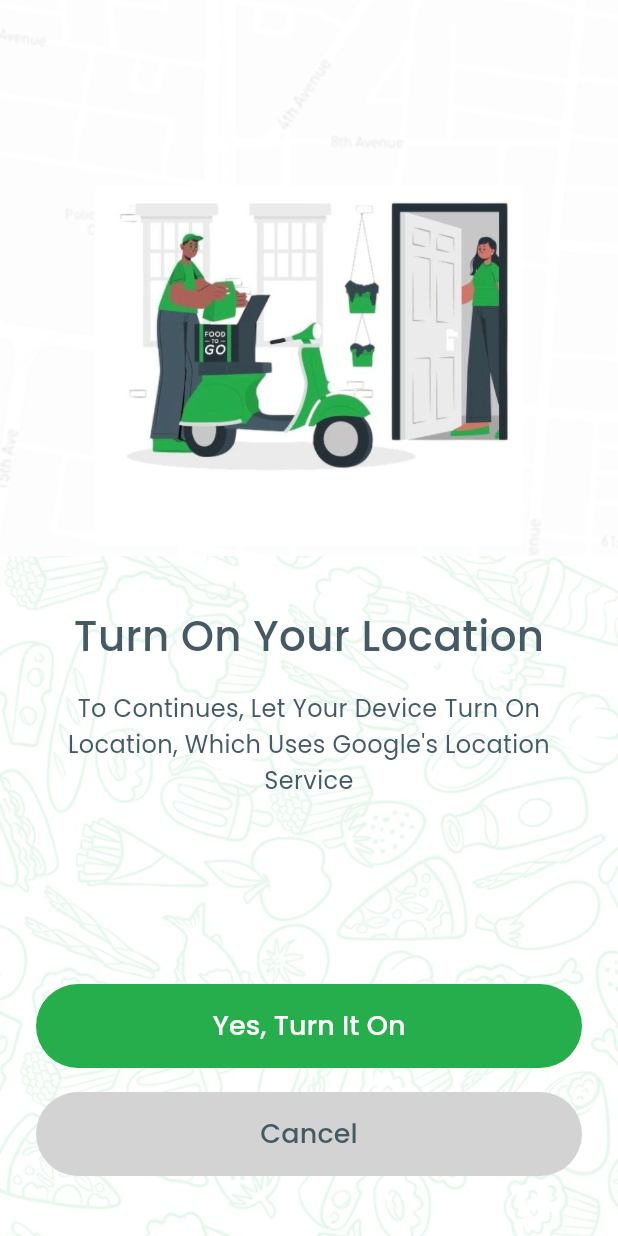
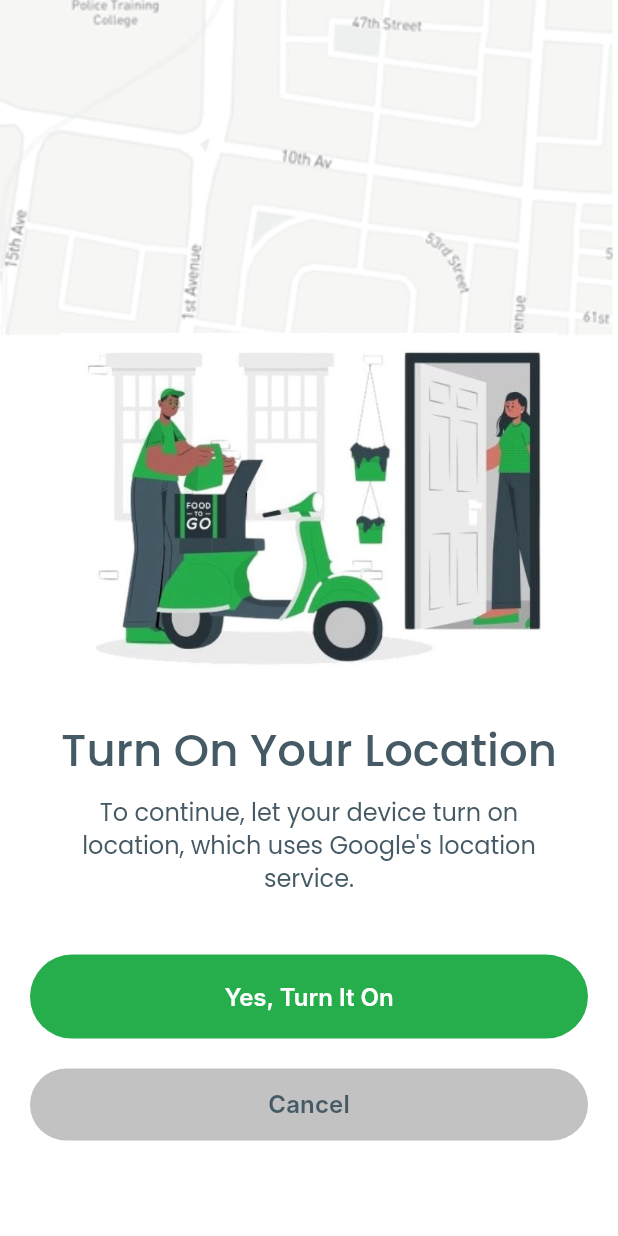
Before and after one commit to Rand-Almasri/foodtek_app, a Flutter app: the OnboardingScreen3 screen opened by its route, after a tap on "Continue", on a phone screen of 412 x 824 dp. Run offline on Flutter 3.47's test engine with Material 3 defaults, Android fonts, the phone set to English and light mode, and no system bars; Roboto replaces fonts that are missing (Inter).

Commit message:
modify the designs of onboarding screens

```diff
--- a/lib/core/constants/text_styles.dart
+++ b/lib/core/constants/text_styles.dart
@@ -3,8 +3,8 @@ import 'constant_colors.dart';
 class AppTextStyles {
   static const TextStyle onboardingHeading = TextStyle(
     fontFamily: 'Poppins',
-    fontWeight: FontWeight.w500,
-    fontSize: 32,
+    fontWeight: FontWeight.w600,
+    fontSize: 30,
     height: 1.0, // 100% line-height
     letterSpacing: 0.0,
     color: AppColors.secondary, // Directly setting the text color here
@@ -12,8 +12,8 @@ class AppTextStyles {
   static const TextStyle onboardingtext = TextStyle(
     fontFamily: 'Poppins',
     fontWeight: FontWeight.w400,
-    fontSize: 18,
-    height: 1.0, // 100% line-height
+    fontSize: 16,
+    height: 1.4, // 100% line-height
     letterSpacing: -0.01, // -1% letter-spacing
     color: AppColors.secondary, // Directly setting the text color here
   );
--- a/lib/view/screens/onboarding/on_boarding_screen1.dart
+++ b/lib/view/screens/onboarding/on_boarding_screen1.dart
@@ -20,7 +20,7 @@ class OnboardingScreen1 extends StatelessWidget {
       body: Container(
         decoration: const BoxDecoration(
           image: DecorationImage(
-            image: AssetImage('assets/images/backgroundonboardingscreen.jpg'),
+            image: AssetImage('assets/images/backgroundonboardingscreenss.JPG'),
             fit: BoxFit.cover,
           ),
         ),
@@ -31,6 +31,7 @@ class OnboardingScreen1 extends StatelessWidget {
                 child: SingleChildScrollView(
                   child: Column(
                     children: [
+                      SizedBox(height: 90,),
                       Padding(
                         padding: const EdgeInsets.symmetric(horizontal: 20, vertical: 40),
                         child: Image.asset(
@@ -47,14 +48,14 @@ class OnboardingScreen1 extends StatelessWidget {
                         ),
                       ),
                       Padding(
-                        padding: const EdgeInsets.symmetric(horizontal: 32),
+                        padding: const EdgeInsets.symmetric(horizontal: 50),
                         child: Text(
                           'Enjoy A Fast And Smooth Food Delivery At Your Doorstep',
                           textAlign: TextAlign.center,
                           style: AppTextStyles.onboardingtext,
                         ),
                       ),
-                      const SizedBox(height: 20),
+
                     ],
                   ),
                 ),
--- a/lib/view/screens/onboarding/on_boarding_screen2.dart
+++ b/lib/view/screens/onboarding/on_boarding_screen2.dart
@@ -21,7 +21,7 @@ class OnBoardingScreen2 extends StatelessWidget {
       body: Container(
         decoration: const BoxDecoration(
           image: DecorationImage(
-            image: AssetImage('assets/images/backgroundonboardingscreen.jpg'),
+            image: AssetImage('assets/images/backgroundonboardingscreenss.JPG'),
             fit: BoxFit.cover,
           ),
         ),
@@ -32,8 +32,9 @@ class OnBoardingScreen2 extends StatelessWidget {
                 child: SingleChildScrollView(
                   child: Column(
                     children: [
+                      SizedBox(height: 160,),
                       Padding(
-                        padding: const EdgeInsets.symmetric(horizontal: 20, vertical: 40),
+                        padding: const EdgeInsets.symmetric(horizontal: 20, ),
                         child: Image.asset(
                           'assets/images/onboarding_delivery.jpeg',
                           fit: BoxFit.contain,
@@ -41,18 +42,20 @@ class OnBoardingScreen2 extends StatelessWidget {
                         ),
                       ),
                       Padding(
-                        padding: const EdgeInsets.only(top: 10, bottom: 16),
+                        padding: EdgeInsets.only(top: 1),
                         child: Text(
                           'Get Delivery On Time',
                           style: AppTextStyles.onboardingHeading,
                         ),
                       ),
+
                       Padding(
-                        padding: const EdgeInsets.symmetric(horizontal: 32),
+                        padding: const EdgeInsets.symmetric(horizontal: 60),
                         child: Text(
                           'Order Your Favorite Food Within The Palm Of Your Hand And The Zone Of Your Comfort',
                           textAlign: TextAlign.center,
                           style: AppTextStyles.onboardingtext,
+
                         ),
                       ),
                       const SizedBox(height: 20),
--- a/lib/view/screens/onboarding/on_boarding_screen3.dart
+++ b/lib/view/screens/onboarding/on_boarding_screen3.dart
@@ -21,7 +21,7 @@ class OnboardingScreen3 extends StatelessWidget {
       body: Container(
         decoration: const BoxDecoration(
           image: DecorationImage(
-            image: AssetImage('assets/images/backgroundonboardingscreen.jpg'),
+            image: AssetImage('assets/images/backgroundonboardingscreens.PNG'),
             fit: BoxFit.cover,
           ),
         ),
@@ -32,8 +32,10 @@ class OnboardingScreen3 extends StatelessWidget {
                 child: SingleChildScrollView(
                   child: Column(
                     children: [
+                      SizedBox(height: 160,),
+
                       Padding(
-                        padding: const EdgeInsets.symmetric(horizontal: 20, vertical: 40),
+                        padding: const EdgeInsets.symmetric(horizontal: 20, ),
                         child: Image.asset(
                           'assets/images/onboarding_delivery.jpeg',
                           fit: BoxFit.contain,
@@ -41,14 +43,15 @@ class OnboardingScreen3 extends StatelessWidget {
                         ),
                       ),
                       Padding(
-                        padding: const EdgeInsets.only(top: 10, bottom: 16),
+                        padding: const EdgeInsets.only(top: 1),
                         child: Text(
                           'Choose Your Food',
                           style: AppTextStyles.onboardingHeading,
                         ),
                       ),
+                      SizedBox(height: 16,),
                       Padding(
-                        padding: const EdgeInsets.symmetric(horizontal: 32),
+                        padding: const EdgeInsets.symmetric(horizontal: 60),
                         child: Text(
                           'Order Your Favorite Food Within The Palm Of Your Hand And The Zone Of Your Comfort',
                           textAlign: TextAlign.center,
--- a/lib/view/screens/onboarding/on_boarding_screen4.dart
+++ b/lib/view/screens/onboarding/on_boarding_screen4.dart
@@ -1,146 +1,102 @@
 import 'package:flutter/material.dart';
 import '../../../core/constants/constant_colors.dart';
+import '../../../core/constants/text_styles.dart';
 
 class OnBoardingScreen4 extends StatelessWidget {
   const OnBoardingScreen4({Key? key}) : super(key: key);
 
+  void _handleTurnOnLocation(BuildContext context) {
+    // Handle location permission logic here
+  }
+
+  void _handleCancel(BuildContext context) {
+    Navigator.pop(context);
+  }
   @override
   Widget build(BuildContext context) {
     return Scaffold(
-      backgroundColor: Colors.white,
-      body: Stack(
-        children: [
-          // Background Pattern Image
-          Positioned(
-            top: 0,
-            left: 0,
-            right: 0,
-            bottom: 0,
-            child: Image.asset(
-              'assets/images/backgroundonbordingscreen.jpg',
+      body: Container(
+        decoration: const BoxDecoration(
+          image: DecorationImage(
+            image: AssetImage('assets/images/backgroundonboarding4.png'),
             fit: BoxFit.cover,
           ),
         ),
-
-          // Map Background Image
-          Positioned(
-            top: 0,
-            left: 0,
-            right: 0,
-            height: MediaQuery.of(context).size.height * 0.45,
+        child: SafeArea(
+          child: Column(
+            children: [
+              Expanded(
+                child: SingleChildScrollView(
+                  child: Column(
+                    children: [
+                      const SizedBox(height: 195),
+                      Padding(
+                        padding: const EdgeInsets.symmetric(horizontal: 40,),
                         child: Image.asset(
-              'assets/images/backgrounimagelocation.png',
-              fit: BoxFit.cover,
-              color: Colors.white.withOpacity(0.8),
-              colorBlendMode: BlendMode.lighten,
+                          'assets/images/onboarding_delivery.jpeg',
+                          fit: BoxFit.contain,
+                          height: MediaQuery.of(context).size.height * 0.35,
                         ),
                       ),
-
-          SafeArea(
-            child: Column(
-              children: [
-                const Spacer(),
-
-                // Delivery Illustration
-                Padding(
-                  padding: const EdgeInsets.symmetric(horizontal: 24),
-                  child: Image.asset(
-                    'assets/images/onboarding_delivery.jpeg',
-                    width: double.infinity,
-                    height: 240,
-                    fit: BoxFit.contain,
+                      const Padding(
+                        padding: EdgeInsets.only(top: 1),
+                        child: Text(
+                          'Turn On Your Location',
+                          style: AppTextStyles.onboardingHeading,
                         ),
                       ),
-
-                const SizedBox(height: 40),
-
-                // Title
-                const Text(
-                  "Turn On Your Location",
-                  style: TextStyle(
-                    fontFamily: 'Poppins',
-                    fontWeight: FontWeight.w600,
-                    fontSize: 28,
-                    color: AppColors.secondary,
-                  ),
-                ),
-
                       const SizedBox(height: 16),
-
-                // Subtitle
                       const Padding(
                         padding: EdgeInsets.symmetric(horizontal: 32),
                         child: Text(
-                    "To Continues, Let Your Device Turn On Location, Which Uses Google's Location Service",
+                          'To continue, let your device turn on location, which uses Google\'s location service.',
                           textAlign: TextAlign.center,
-                    style: TextStyle(
-                      fontFamily: 'Poppins',
-                      fontWeight: FontWeight.w400,
-                      fontSize: 16,
-                      color: AppColors.secondary,
-                      height: 1.5,
+                          style: AppTextStyles.onboardingtext,
                         ),
                       ),
-                ),
-
-                const Spacer(),
-
-                // Buttons Container
+                      const SizedBox(height: 20),
                       Padding(
-                  padding: const EdgeInsets.symmetric(horizontal: 24),
+                        padding: const EdgeInsets.all(20.0),
                         child: Column(
                           children: [
-                      // "Yes, Turn It On" Button
                             SizedBox(
                               width: double.infinity,
                               height: 56,
                               child: ElevatedButton(
-                          onPressed: () {
-                            // Handle location permission request
-                          },
+                                onPressed: () => _handleTurnOnLocation(context),
                                 style: ElevatedButton.styleFrom(
+                                  backgroundColor: AppColors.primaryGreen,
+                                  foregroundColor: Colors.white,
                                   shape: RoundedRectangleBorder(
-                              borderRadius: BorderRadius.circular(100),
+                                    borderRadius: BorderRadius.circular(28),
                                   ),
                                   elevation: 0,
-                            backgroundColor: const Color(0xFF25AE4B),
                                 ),
-                          child: const Text(
-                            "Yes, Turn It On",
-                            style: TextStyle(
-                              fontFamily: 'Poppins',
-                              fontWeight: FontWeight.w600,
-                              fontSize: 18,
-                              color: Colors.white,
+                                child: Text(
+                                  'Yes, Turn It On',
+                                  style: AppTextStyles.continueonbordingtext,
                                 ),
                               ),
                             ),
-                      ),
-
-                      const SizedBox(height: 16),
-
-                      // "Cancel" Button
+                            const SizedBox(height: 20),
                             SizedBox(
                               width: double.infinity,
-                        height: 56,
-                        child: ElevatedButton(
-                          onPressed: () {
-                            Navigator.pop(context);
-                          },
-                          style: ElevatedButton.styleFrom(
+                              height: 48,
+                              child: TextButton(
+                                onPressed: () => _handleCancel(context),
+                                style: TextButton.styleFrom(
                                   shape: RoundedRectangleBorder(
-                              borderRadius: BorderRadius.circular(100),
+                                    borderRadius: BorderRadius.circular(69),
                                   ),
-                            elevation: 0,
-                            backgroundColor: const Color(0xFFD3D3D3),
+                                  backgroundColor: const Color(0xFFC2C2C2),
                                 ),
                                 child: const Text(
-                            "Cancel",
+                                  'Cancel',
                                   style: TextStyle(
-                              fontFamily: 'Poppins',
+                                    fontFamily: 'Inter',
                                     fontWeight: FontWeight.w600,
-                              fontSize: 18,
-                              color: AppColors.secondary,
+                                    fontSize: 16,
+                                    color: Color(0xFF455A64),
                                   ),
                                 ),
                               ),
@@ -148,13 +104,19 @@ class OnBoardingScreen4 extends StatelessWidget {
                           ],
                         ),
                       ),
-
-                const SizedBox(height: 40),
                     ],
                   ),
                 ),
+              ),
+
+
             ],
+
+
+          ),
+        ),
       ),
     );
   }
+
 }
--- a/lib/view/screens/splash_screen.dart
+++ b/lib/view/screens/splash_screen.dart
@@ -15,7 +15,7 @@ class _SplashScreenState extends State<SplashScreen> {
   void initState() {
     super.initState();
 
-    Future.delayed(const Duration(seconds: 5), () {
+    Future.delayed(const Duration(seconds: 4), () {
       Navigator.pushReplacementNamed(context, AppRoutes.onboarding1);
     });
   }
```
Also changed, not shown: assets/images/backgroundonboarding4.png (added), assets/images/backgroundonboardingscreen.jpg (deleted), assets/images/backgroundonboardingscreenss.JPG (added), assets/images/backgrounimagelocation.png (deleted), assets/images/onboarding_delivery.jpeg. Lines whose indentation alone changed are shown as unchanged.
